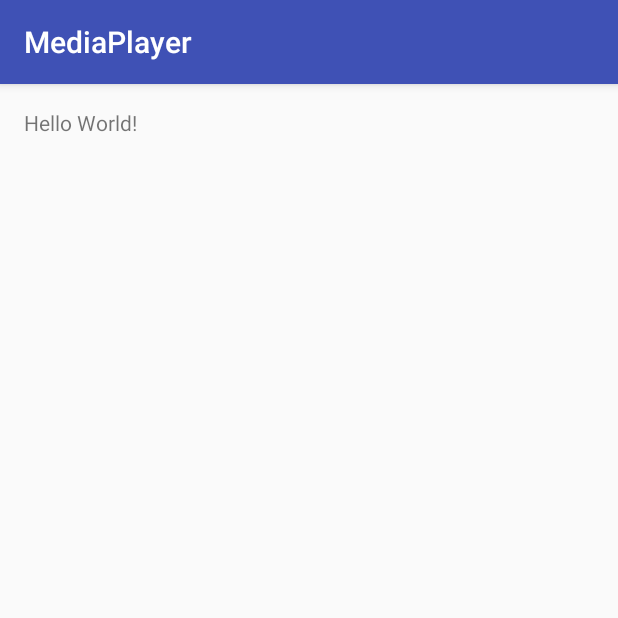
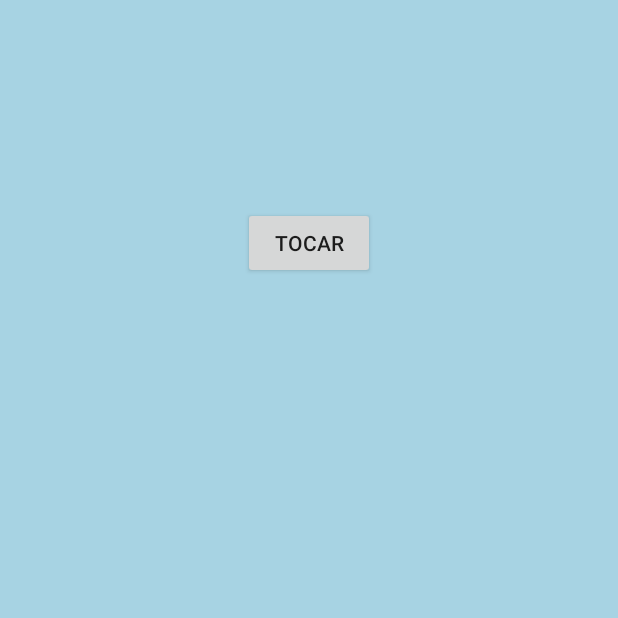
Before and after one commit to cbcarlos07/MediaPlayer, an Android app: the screen it shows after launch (MainActivity), on a phone screen of 412 x 824 dp, the top half of it. Run offline under Robolectric (Android 15) with nearby library versions, the phone set to English and light mode, and no system bars.

Commit message:
Curso de Android

```diff
--- a/app/src/main/java/mediaplayer/cursoandroid/com/mediaplayer/MainActivity.java
+++ b/app/src/main/java/mediaplayer/cursoandroid/com/mediaplayer/MainActivity.java
@@ -1,13 +1,59 @@
 package mediaplayer.cursoandroid.com.mediaplayer;
 
+import android.app.Activity;
+import android.media.MediaPlayer;
 import android.support.v7.app.AppCompatActivity;
 import android.os.Bundle;
+import android.view.View;
+import android.widget.Button;
 
-public class MainActivity extends AppCompatActivity {
+public class MainActivity extends Activity {
+    private Button botaoTocar;
+    private MediaPlayer mediaPlayer;
+
+
 
     @Override
     protected void onCreate(Bundle savedInstanceState) {
         super.onCreate(savedInstanceState);
         setContentView(R.layout.activity_main);
+
+        botaoTocar = (Button) findViewById(R.id.botaoTocarId);
+        mediaPlayer = MediaPlayer.create(MainActivity.this, R.raw.musica);
+
+        botaoTocar.setOnClickListener(new View.OnClickListener() {
+            @Override
+            public void onClick(View v) {
+                if(  mediaPlayer.isPlaying() ){
+                    pausarMusica();
+                }else{
+                    tocarMusica();
+                }
+            }
+        });
+
+    }
+
+    private void tocarMusica(){
+        if( mediaPlayer != null ){
+            mediaPlayer.start();
+            botaoTocar.setText("Pausar");
+        }
+    }
+
+    private void pausarMusica(){
+        if( mediaPlayer != null ){
+            mediaPlayer.pause();
+            botaoTocar.setText("Tocar");
+        }
+    }
+    @Override
+    protected void onDestroy() {
+        if( mediaPlayer != null && mediaPlayer.isPlaying()){
+            mediaPlayer.stop();
+            mediaPlayer.release();
+            mediaPlayer = null;
+        }
+        super.onDestroy();
     }
 }
--- a/app/src/main/res/layout/activity_main.xml
+++ b/app/src/main/res/layout/activity_main.xml
@@ -7,10 +7,15 @@
     android:paddingLeft="@dimen/activity_horizontal_margin"
     android:paddingRight="@dimen/activity_horizontal_margin"
     android:paddingTop="@dimen/activity_vertical_margin"
-    tools:context="mediaplayer.cursoandroid.com.mediaplayer.MainActivity">
+    tools:context="mediaplayer.cursoandroid.com.mediaplayer.MainActivity"
+    android:background="#a7d3e3">
 
-    <TextView
+    <Button
         android:layout_width="wrap_content"
         android:layout_height="wrap_content"
-        android:text="Hello World!" />
+        android:text="Tocar"
+        android:id="@+id/botaoTocarId"
+        android:layout_alignParentTop="true"
+        android:layout_centerHorizontal="true"
+        android:layout_marginTop="122dp" />
 </RelativeLayout>
```
Also changed, not shown: 1 other file.
